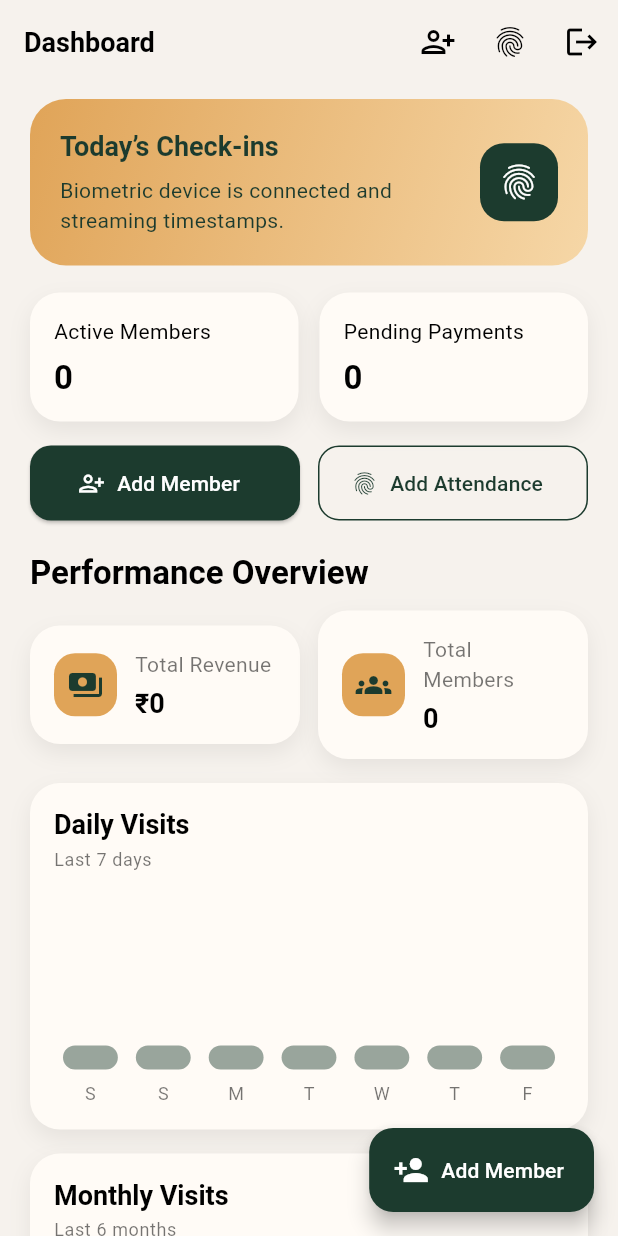
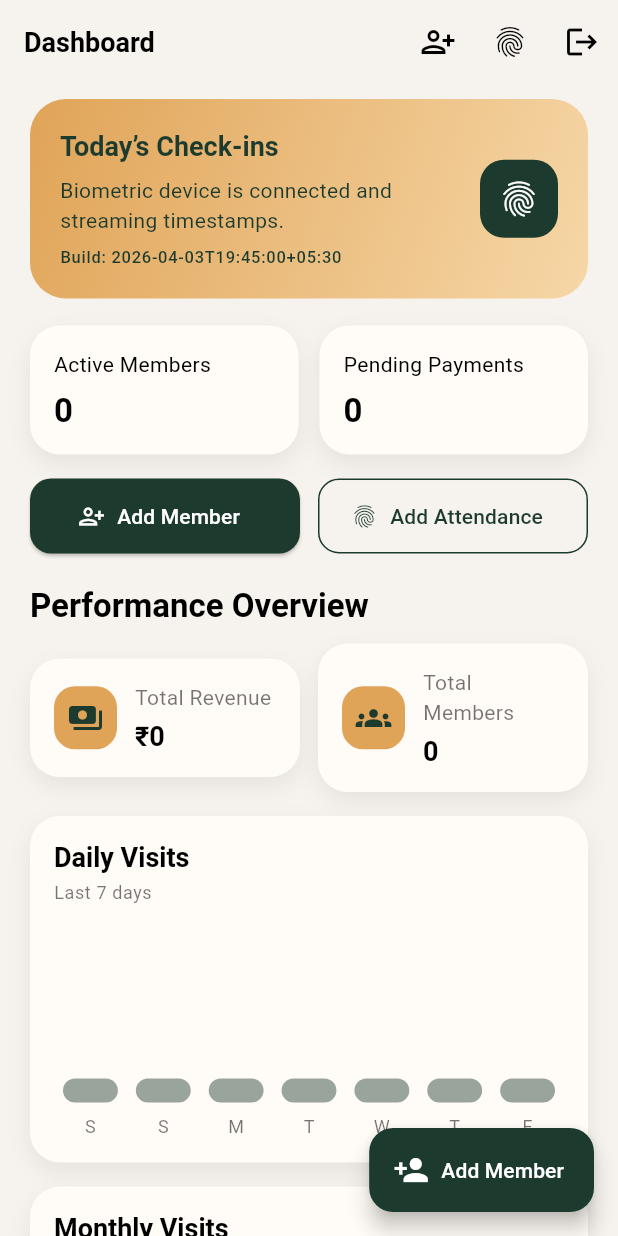
Before and after one commit to Naveen3012-ux/Gym_Pro, a Flutter app: the DashboardScreen screen opened directly, on a phone screen of 412 x 824 dp. Run offline on Flutter 3.47's test engine with Material 3 defaults, Android fonts, the light colour scheme and no system bars; our stand-ins replace supabase_flutter; accounts and stored records are empty.

Commit message:
Add build stamp for deploy verification

```diff
--- a/lib/main.dart
+++ b/lib/main.dart
@@ -3,6 +3,8 @@ import 'package:intl/intl.dart';
 import 'package:supabase_flutter/supabase_flutter.dart';
 
 import 'supabase_config.dart';
+
+const String kBuildStamp = '2026-04-03T19:45:00+05:30';
 
 Future<void> main() async {
   WidgetsFlutterBinding.ensureInitialized();
@@ -783,6 +785,14 @@ class _DashboardScreenState extends State<DashboardScreen> {
                                 .bodyMedium
                                 ?.copyWith(color: const Color(0xFF1C3B2E)),
                           ),
+                          const SizedBox(height: 6),
+                          Text(
+                            'Build: $kBuildStamp',
+                            style: Theme.of(context)
+                                .textTheme
+                                .labelSmall
+                                ?.copyWith(color: const Color(0xFF1C3B2E)),
+                          ),
                         ],
                       ),
                     ),
```
